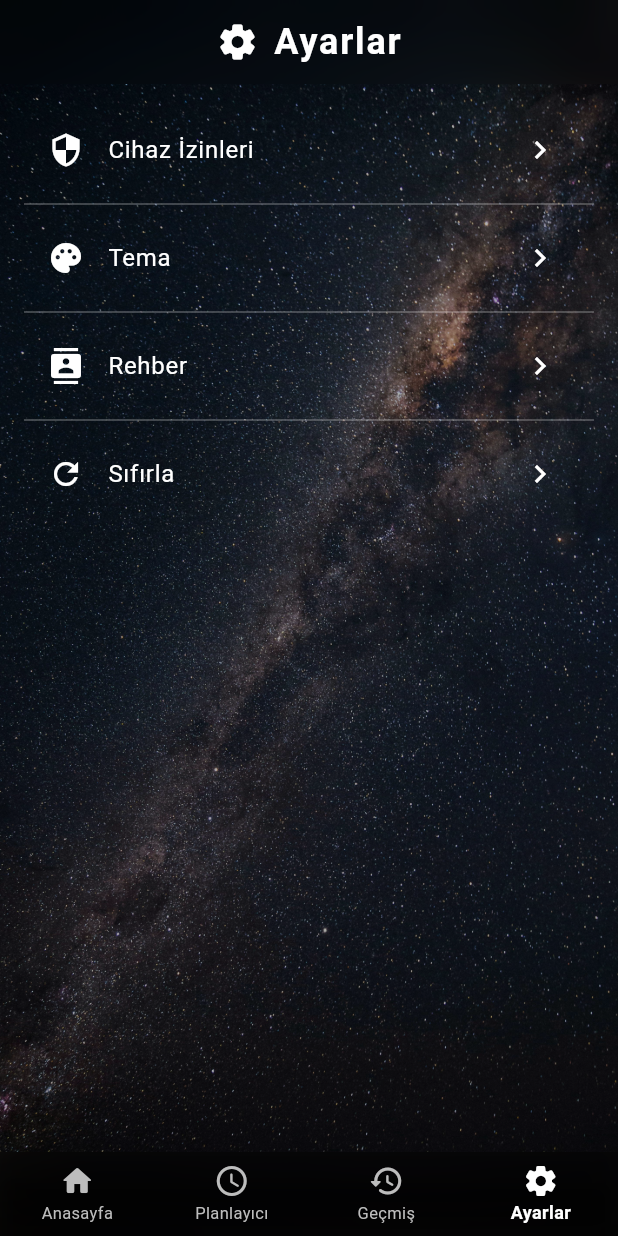
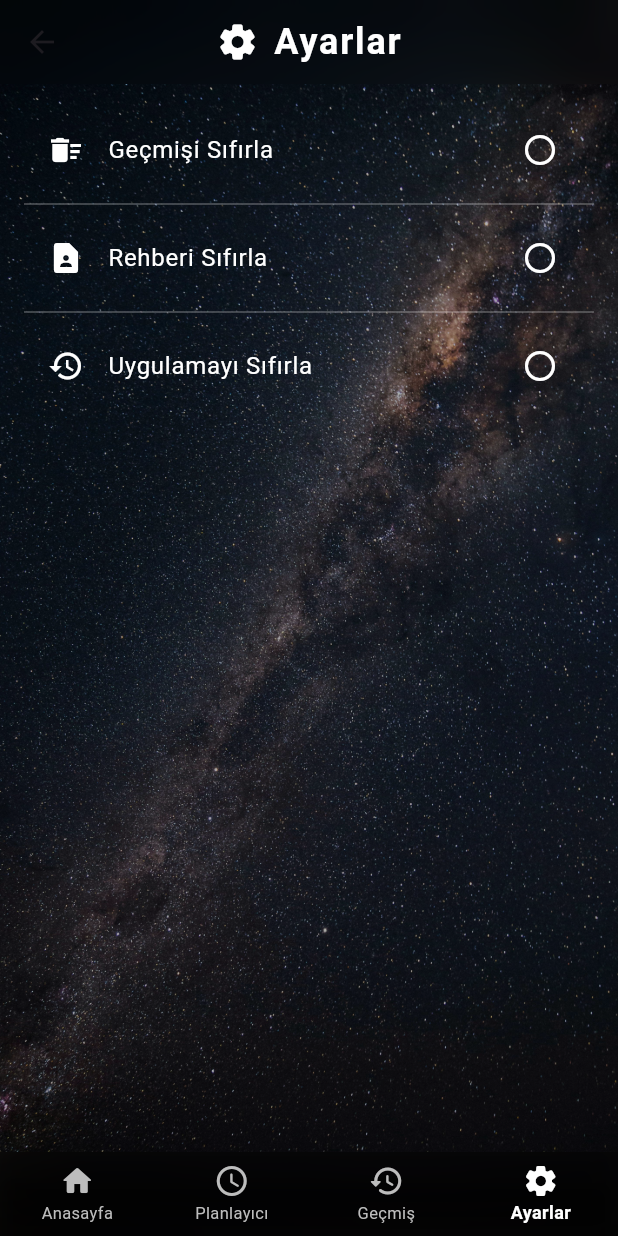
Before and after one commit to BurakYucelPY/WhatsAppBot, a Flutter app: the screen it shows after launch, item 4 of the bottom bar chosen, after a tap on "Sıfırla", on a phone screen of 412 x 824 dp. Run offline on Flutter 3.47's test engine with Material 3 defaults, Android fonts, the phone set to English and light mode, and no system bars; our stand-ins replace go_router.

Commit message:
Add settings sub-pages with permission toggles and UI improvements

```diff
--- a/lib/route/branches.dart
+++ b/lib/route/branches.dart
@@ -1,4 +1,5 @@
 import 'package:go_router/go_router.dart';
+import 'package:whatsapp_bot/screens/ayarlar/sifirla/sifirla.dart';
 import '../screens/anasayfa/anasayfa.dart';
 import '../screens/planlayici/planlayici.dart';
 import '../screens/gecmis/gecmis.dart';
@@ -51,6 +52,11 @@ final List<StatefulShellBranch> branches = [
           name: Rotalar.rehberName,
           builder: (context, state) => const RehberScreen(),
         ),
+        GoRoute(
+          path: Rotalar.sifirlaPath,
+          name: Rotalar.sifirlaName,
+          builder: (context, state) => const SifirlaScreen(),
+        ),
       ],
     ),
   ]),
--- a/lib/route/identify_routes.dart
+++ b/lib/route/identify_routes.dart
@@ -7,6 +7,7 @@ class Rotalar {
   static const String cihazIzinleriName = 'cihazIzinleri';
   static const String temaName = 'tema';
   static const String rehberName = 'rehber';
+  static const String sifirlaName = 'sifirla';
 
   //Pathler ------------------------------------------
   static const String anasayfaPath = '/anasayfa';
@@ -16,4 +17,5 @@ class Rotalar {
   static const String cihazIzinleriPath = '/ayarlar/cihaz-izinleri';
   static const String temaPath = '/ayarlar/tema';
   static const String rehberPath = '/ayarlar/rehber';
+  static const String sifirlaPath = '/ayarlar/sifirla';
 }
--- a/lib/screens/ayarlar/ayarlar_view.dart
+++ b/lib/screens/ayarlar/ayarlar_view.dart
@@ -84,7 +84,9 @@ class AyarlarView extends StatelessWidget {
               title:
                   const Text('Sıfırla', style: TextStyle(color: Colors.white)),
               trailing: const Icon(Icons.chevron_right, color: Colors.white),
-              onTap: () {},
+              onTap: () {
+                context.goNamed(Rotalar.sifirlaName);
+              },
             ),
           ],
         ),
--- /dev/null
+++ b/lib/screens/ayarlar/sifirla/sifirla.dart
@@ -0,0 +1,16 @@
+import 'package:flutter/material.dart';
+import 'package:whatsapp_bot/screens/ayarlar/sifirla/sifirla_view.dart';
+
+class SifirlaScreen extends StatefulWidget {
+  const SifirlaScreen({super.key});
+
+  @override
+  State<SifirlaScreen> createState() => _SifirlaScreenState();
+}
+
+class _SifirlaScreenState extends State<SifirlaScreen> {
+  @override
+  Widget build(BuildContext context) {
+    return const SifirlaView();
+  }
+}
--- /dev/null
+++ b/lib/screens/ayarlar/sifirla/sifirla_view.dart
@@ -0,0 +1,81 @@
+import 'dart:ui';
+import 'package:flutter/material.dart';
+
+class SifirlaView extends StatelessWidget {
+  const SifirlaView({super.key});
+
+  @override
+  Widget build(BuildContext context) {
+    return Scaffold(
+      appBar: AppBar(
+        backgroundColor: Colors.transparent,
+        elevation: 0,
+        centerTitle: true,
+        flexibleSpace: ClipRect(
+          child: BackdropFilter(
+            filter: ImageFilter.blur(sigmaX: 15, sigmaY: 15),
+            child: Container(
+              decoration: BoxDecoration(
+                color: Colors.black.withOpacity(0.2),
+              ),
+            ),
+          ),
+        ),
+        title: const Row(
+          mainAxisSize: MainAxisSize.min,
+          children: [
+            Icon(
+              Icons.settings_rounded,
+              color: Colors.white,
+              size: 28,
+            ),
+            SizedBox(width: 10),
+            Text(
+              'Ayarlar',
+              style: TextStyle(
+                color: Colors.white,
+                fontSize: 24,
+                fontWeight: FontWeight.bold,
+                letterSpacing: 1.2,
+              ),
+            ),
+          ],
+        ),
+      ),
+      backgroundColor: Colors.transparent,
+      body: Padding(
+        padding: const EdgeInsets.all(16.0),
+        child: Column(
+          children: [
+            ListTile(
+              leading: const Icon(Icons.delete_sweep, color: Colors.white),
+              title: const Text('Geçmişi Sıfırla',
+                  style: TextStyle(color: Colors.white)),
+              trailing:
+                  const Icon(Icons.radio_button_unchecked, color: Colors.white),
+              onTap: () {},
+            ),
+            Divider(color: Colors.white.withOpacity(0.3)),
+            ListTile(
+              leading: const Icon(Icons.contact_page, color: Colors.white),
+              title: const Text('Rehberi Sıfırla',
+                  style: TextStyle(color: Colors.white)),
+              trailing:
+                  const Icon(Icons.radio_button_unchecked, color: Colors.white),
+              onTap: () {},
+            ),
+            Divider(color: Colors.white.withOpacity(0.3)),
+            ListTile(
+              leading: const Icon(Icons.restore, color: Colors.white),
+              title: const Text('Uygulamayı Sıfırla',
+                  style: TextStyle(color: Colors.white)),
+              trailing:
+                  const Icon(Icons.radio_button_unchecked, color: Colors.white),
+              onTap: () {},
+            ),
+          ],
+        ),
+      ),
+    );
+  }
+}
```
Also changed, not shown: lib/screens/ayarlar/cihaz_izinleri/cihaz_izinleri.dart (+30 -1 lines), lib/screens/ayarlar/cihaz_izinleri/cihaz_izinleri_view.dart (+60 -3 lines).
